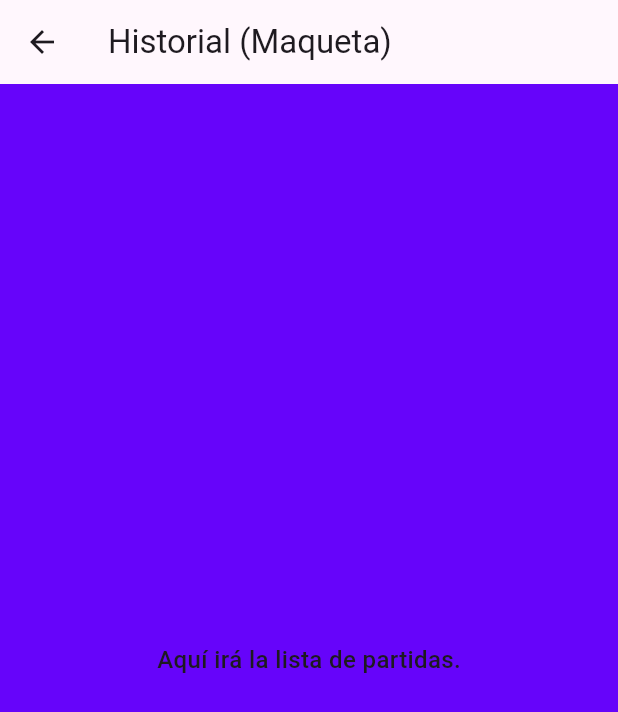
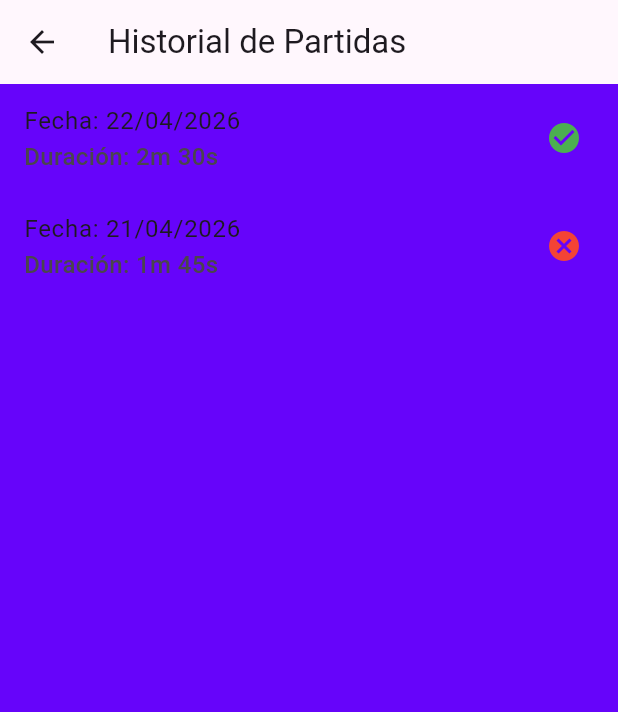
Before and after one commit to Lord-Aitel/3479A321_2022479051, a Flutter app: the HistoryScreen screen opened by its route, on a phone screen of 412 x 824 dp. Shown: the top 712 px of the screen. Run offline on Flutter 3.47's test engine with Material 3 defaults, Android fonts, the phone set to English and light mode, and no system bars; our stand-ins replace logger.

Commit message:
integracion de historial junto con partidas de prueba modelo gameresult y listview

```diff
--- /dev/null
+++ b/lib/models/game_result.dart
@@ -0,0 +1,12 @@
+class GameResult {
+
+  final String date;
+  final String timeSpent;
+  final bool isVictory;
+
+  GameResult({
+    required this.date,
+    required this.timeSpent,
+    required this.isVictory
+  });
+}
--- a/lib/ui/screens/history_screen.dart
+++ b/lib/ui/screens/history_screen.dart
@@ -1,13 +1,33 @@
 import 'package:flutter/material.dart';
+import '/models/game_result.dart';
+
+
+
 class HistoryScreen extends StatelessWidget {
 const HistoryScreen({super.key});
 @override
 Widget build(BuildContext context) {
- return Scaffold(
- appBar: AppBar(title: const Text('Historial (Maqueta)')),
- body: const Center(
- child: Text('Aquí irá la lista de partidas.'),
- ),
- );
+ final List<GameResult> history = [
+  GameResult(date: "22/04/2026", timeSpent: "2m 30s", isVictory: true),
+  GameResult(date: "21/04/2026", timeSpent: "1m 45s", isVictory: false),
+ ];
+
+    return Scaffold(
+      appBar: AppBar(title: const Text("Historial de Partidas")),
+      body: ListView.builder(
+        itemCount: history.length,
+        itemBuilder: (context, index) {
+          final game = history[index];
+          return ListTile(
+            title: Text("Fecha: ${game.date}"),
+            subtitle: Text("Duración: ${game.timeSpent}"),
+            trailing: Icon(
+              game.isVictory ? Icons.check_circle : Icons.cancel,
+              color: game.isVictory ? Colors.green : Colors.red,
+            ),
+          );
+        },
+      ),
+    );
+  }
 }
-}
```
